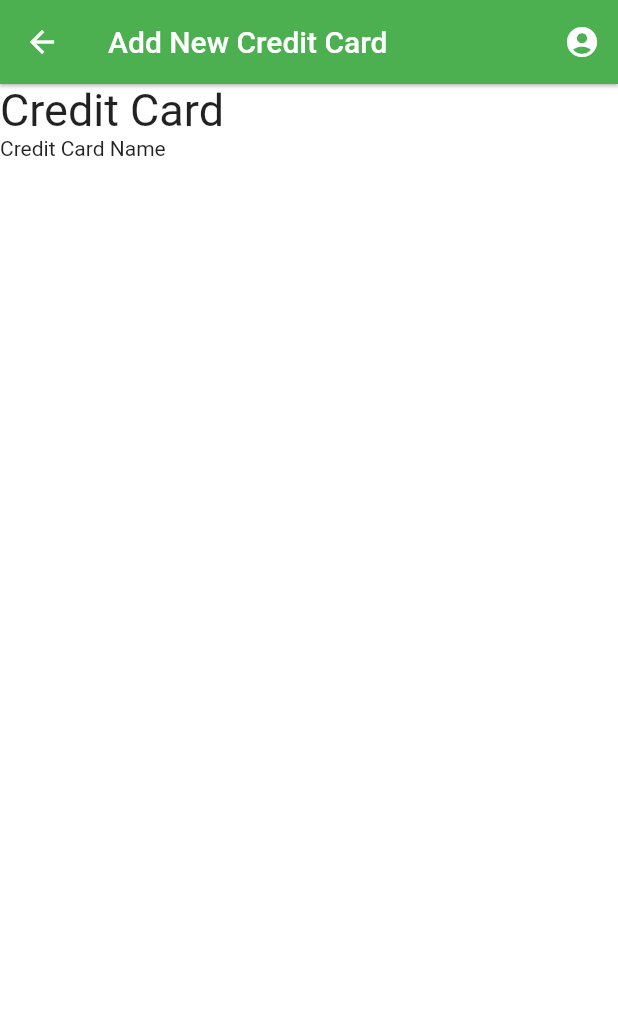
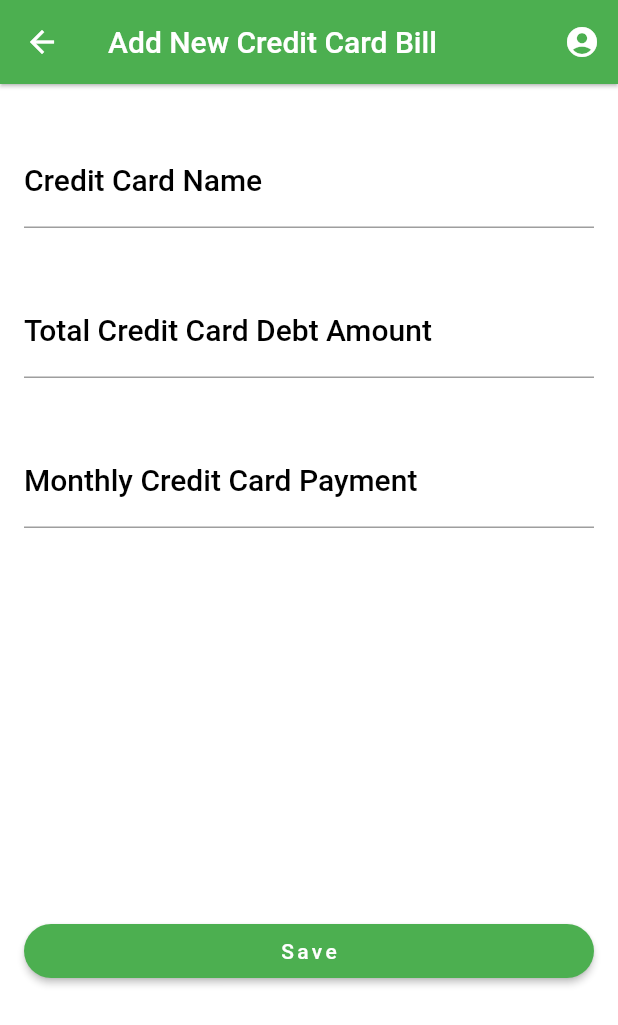
Before and after one commit to Scarlet-V/MyMoneyApp, a Flutter app: the screen it shows after launch, after a tap on "Add new credit card", on a phone screen of 412 x 824 dp. Shown: the top 1025 px of the screen. Run offline on Flutter 3.47's test engine with Material 2 defaults, Android fonts, the phone set to English and light mode, and no system bars; our stand-ins replace image_picker, shared_preferences.

Commit message:
added bills and creditcard classes and now updates the home page when information is taken from add new [item]

```diff
--- a/testing/lib/add_loan_page.dart
+++ b/testing/lib/add_loan_page.dart
@@ -100,10 +100,6 @@ class _AddNewLoanState extends State<AddNewLoan> {
                 borderRadius: BorderRadius.circular(20)),
               onPressed: (){
                 final loan = Loan(_loanNameController.text, _loanAmountController.text, _loanMonthlyController.text);
-               /* var route = new MaterialPageRoute(
-                    builder: (BuildContext context) => new HomePage(value: , totalloanamount: , loanmonthlypayment: ),
-                      //billname: _billNameController.text, totalbillamount: _billAmountController.text, billmonthlypayment: _billMonthlyController.text,),
-                );*/
                 Navigator.of(context).pop(loan);
                 },
           ),
@@ -139,33 +135,4 @@ class _AddNewLoanState extends State<AddNewLoan> {
     );
   }
 
-  Widget _loanInformationForm(){
-    return Column(
-      children: [
-        Text("New Loan",
-            style: Theme.of(context).textTheme.headline4),
-        Padding(
-          padding: const EdgeInsets.only(bottom: 10.0, left:30.0, right: 30.0),
-          child: TextField(
-            decoration: InputDecoration(
-              helperText: 'Loan Name',
-            ),
-            maxLines: null,
-            keyboardType: TextInputType.multiline,
-            controller: _loanNameController,
-          ),
-        ),
-        ElevatedButton(
-            onPressed: (){
-              setState(() {
-               // _answer = _getAnswer();
-              }
-              );
-            },
-            child: Text("Save"),
-    ),
-        //_questionAndAnswer()
-      ],
-    );
-  }
 }
--- a/testing/lib/add_new_bill.dart
+++ b/testing/lib/add_new_bill.dart
@@ -2,12 +2,12 @@ import 'dart:io';
 
 import 'package:flutter/material.dart';
 import 'package:flutter/services.dart';
-import 'package:image_picker/image_picker.dart';
 import 'package:flutter/src/painting/image_provider.dart';
 import 'package:testing/themes.dart';
 import 'package:shared_preferences/shared_preferences.dart';
 import 'main.dart';
-import 'package:testing/add_loan_page.dart';
+import 'models/bills.dart';
+
 
 
 
@@ -18,9 +18,9 @@ class AddNewBill extends StatefulWidget {
 }
 
 class _AddNewBillState extends State<AddNewBill> {
-  //var _billNameController = new TextEditingController();
-  //var _billAmountController = new TextEditingController();
-  //var _billMonthlyController = new TextEditingController();
+  var _billNameController = new TextEditingController();
+  var _billAmountController = new TextEditingController();
+  var _billMonthlyController = new TextEditingController();
 
   @override
   Widget build(BuildContext context) {
@@ -30,7 +30,6 @@ class _AddNewBillState extends State<AddNewBill> {
       darkTheme: MyThemes.darkTheme,
       color: Theme.of(context).primaryColor,
       home: Scaffold(
-        /*
           body: new ListView(
             children: <Widget>[
               SizedBox(
@@ -99,15 +98,13 @@ class _AddNewBillState extends State<AddNewBill> {
                   shape: RoundedRectangleBorder(
                       borderRadius: BorderRadius.circular(20)),
                   onPressed: (){
-                    // var route = new MaterialPageRoute(
-                    // builder: (BuildContext context) => new HomePage(value: _loanNameController.text, totalloanamount: _loanAmountController.text, loanmonthlypayment: _loanMonthlyController.text,billname: _billNameController.text, totalbillamount: _billAmountController.text, billmonthlypayment: _billMonthlyController.text,),
-                    );
-                    Navigator.of(context).push(route);
+                    final bill = Bill(_billNameController.text, _billAmountController.text, _billMonthlyController.text);
+                    Navigator.of(context).pop(bill);
                   },
                 ),
               ),
             ],
-          ),*/
+          ),
           appBar: AppBar(
             title: const Text('Add New Bill'),
             backgroundColor: Theme.of(context).appBarTheme.backgroundColor,
--- a/testing/lib/add_new_creditcard.dart
+++ b/testing/lib/add_new_creditcard.dart
@@ -2,10 +2,10 @@ import 'dart:io';
 
 import 'package:flutter/material.dart';
 import 'package:flutter/services.dart';
-import 'package:image_picker/image_picker.dart';
-import 'package:flutter/src/painting/image_provider.dart';
 import 'package:testing/themes.dart';
 import 'package:shared_preferences/shared_preferences.dart';
+
+import 'models/creditcard.dart';
 
 
 
@@ -16,6 +16,9 @@ class AddNewCreditCard extends StatefulWidget {
 }
 
 class _AddNewCreditCardState extends State<AddNewCreditCard> {
+  var _creditcardNameController = new TextEditingController();
+  var _creditcardAmountController = new TextEditingController();
+  var _creditcardMonthlyController = new TextEditingController();
 
   @override
   Widget build(BuildContext context) {
@@ -25,26 +28,83 @@ class _AddNewCreditCardState extends State<AddNewCreditCard> {
       darkTheme: MyThemes.darkTheme,
       color: Theme.of(context).primaryColor,
       home: Scaffold(
-          body: Column(
-            children: [
-              Align(
-                alignment: Alignment.topLeft,
-                child: Text('Credit Card',
-                  style: TextStyle(
-                    fontSize: 30,
-                    //fontWeight: FontWeight.bold,
+          body: new ListView(
+            children: <Widget>[
+              SizedBox(
+                height: 30,
+              ),
+              new ListTile(
+                title: new TextField(
+                  decoration: InputDecoration(
+                    labelText: "Credit Card Name",
+                    labelStyle: TextStyle(
+                        fontSize: 20,
+                        fontWeight: FontWeight.w500,
+                        color: Colors.black
+                    ),
                   ),
+
+                  controller: _creditcardNameController,
                 ),
               ),
-              Align(
-                alignment: Alignment.topLeft,
-                child: Text('Credit Card Name'),
+              SizedBox(
+                height: 30,
               ),
-
+              new ListTile(
+                title: new TextField(
+                  decoration: InputDecoration(
+                      labelText: "Total Credit Card Debt Amount",
+                      labelStyle: TextStyle(
+                          fontSize: 20,
+                          fontWeight: FontWeight.w500,
+                          color: Colors.black
+                      )
+                  ),
+                  controller: _creditcardAmountController,
+                ),
+              ),
+              SizedBox(
+                height: 30,
+              ),
+              new ListTile(
+                title: new TextField(
+                  decoration: InputDecoration(
+                      labelText: "Monthly Credit Card Payment",
+                      labelStyle: TextStyle(
+                          fontSize: 20,
+                          fontWeight: FontWeight.w500,
+                          color: Colors.black
+                      )
+                  ),
+                  controller: _creditcardMonthlyController,
+                ),
+              ),
+              SizedBox(
+                height:250,
+              ),
+              new ListTile(
+                title: new RaisedButton(
+                  child: new Text("Save",
+                    style: TextStyle(
+                        fontSize: 14,
+                        letterSpacing: 2.2,
+                        color: Colors.white),
+                  ),
+                  color: Colors.green,
+                  padding: EdgeInsets.symmetric(horizontal: 50),
+                  elevation: 2,
+                  shape: RoundedRectangleBorder(
+                      borderRadius: BorderRadius.circular(20)),
+                  onPressed: (){
+                    final creditcard = CreditCard(_creditcardNameController.text, _creditcardAmountController.text, _creditcardMonthlyController.text);
+                    Navigator.of(context).pop(creditcard);
+                  },
+                ),
+              ),
             ],
           ),
           appBar: AppBar(
-            title: const Text('Add New Credit Card'),
+            title: const Text('Add New Credit Card Bill'),
             backgroundColor: Theme.of(context).appBarTheme.backgroundColor,
             elevation: 1,
             leading: IconButton(
@@ -71,4 +131,5 @@ class _AddNewCreditCardState extends State<AddNewCreditCard> {
       ),
     );
   }
+
 }
--- a/testing/lib/main.dart
+++ b/testing/lib/main.dart
@@ -1,5 +1,6 @@
 import 'dart:core';
 import 'package:flutter/material.dart';
+import 'package:testing/models/creditcard.dart';
 import 'package:testing/profile_page.dart';
 import 'package:testing/themes.dart';
 import 'package:shared_preferences/shared_preferences.dart';
@@ -7,6 +8,8 @@ import 'package:testing/add_loan_page.dart';
 import 'package:testing/add_new_bill.dart';
 import 'package:testing/add_new_creditcard.dart';
 import 'models/load.dart';
+import 'models/bills.dart';
+import 'models/creditcard.dart';
 
 void main() {
   runApp(
@@ -18,7 +21,6 @@ void main() {
       routes: {
         // When navigating to the "/" route, build the FirstScreen widget.
         '/': (context) => HomePage(),
-        //billname: '', totalbillamount: '', billmonthlypayment: '',
         // When navigating to the "/second" route, build the SecondScreen widget.
         '/second': (context) => EditProfilePage(),
         '/third': (context) => AddNewBill(),
@@ -33,19 +35,28 @@ class HomePage extends StatefulWidget {
   @override
   _HomePageState createState() => _HomePageState();
   HomePage({Key? key}) : super(key: key);
-  //required this.billname, required this.totalbillamount, required this.billmonthlypayment
-  //String billname;
-  //String totalbillamount;
-  //String billmonthlypayment;
+
 
 }
 class _HomePageState extends State<HomePage> {
 
   final List<Loan> loans = [];
+  final List<Bill>  bills= [];
+  final List<CreditCard> creditcards=[];
 
   void addNewLoad(Loan loan){
     setState(() {
       loans.add(loan);
+    });
+  }
+  void addNewBill(Bill bill){
+    setState(() {
+      bills.add(bill);
+    });
+  }
+  void addNewCreditCard(CreditCard creditcard){
+    setState(() {
+      creditcards.add(creditcard);
     });
   }
 
@@ -68,12 +79,25 @@ class _HomePageState extends State<HomePage> {
                 ),
           ),
         ),
-
+            for (final bill in bills)
+              Align(
+                alignment: Alignment.topLeft,
+                child:
+                new Text("${bill.name}: (\u0024${bill.total}) \u0024${bill.monthlyPayment}",
+                  style: TextStyle(
+                    fontSize: 15,
+                    fontWeight: FontWeight.bold,
+                  ),
+                ),
+              ),
             Align(
               alignment: Alignment.topLeft,
               child: TextButton.icon(
-                  onPressed: () {
-                    Navigator.pushNamed(context, '/third');
+                  onPressed: () async {
+                    dynamic bill = await Navigator.pushNamed(context, '/third');
+                    if(bill != null && bill is Bill){
+                      addNewBill(bill);
+                    }
                   },
                   icon: const Icon(
                     Icons.add,
@@ -92,11 +116,25 @@ class _HomePageState extends State<HomePage> {
                 ),
               ),
             ),
+            for (final creditcard in creditcards)
+              Align(
+                alignment: Alignment.topLeft,
+                child:
+                new Text("${creditcard.name}: (\u0024${creditcard.total}) \u0024${creditcard.monthlyPayment}",
+                  style: TextStyle(
+                    fontSize: 15,
+                    fontWeight: FontWeight.bold,
+                  ),
+                ),
+              ),
             Align(
               alignment: Alignment.topLeft,
               child: TextButton.icon(
-                  onPressed: () {
-                    Navigator.pushNamed(context, '/fourth');
+                  onPressed: () async {
+                    dynamic creditcard = await Navigator.pushNamed(context, '/fourth');
+                    if(creditcard != null && creditcard is CreditCard){
+                      addNewCreditCard(creditcard);
+                    }
                   },
                   icon: const Icon(
                     Icons.add,
@@ -110,7 +148,6 @@ class _HomePageState extends State<HomePage> {
               child: Text('Loans',
                 style: TextStyle(
                   fontSize: 30,
-                  //fontWeight: FontWeight.bold,
                   decoration: TextDecoration.underline,
                 ),
               ),
--- /dev/null
+++ b/testing/lib/models/creditcard.dart
@@ -0,0 +1,9 @@
+class CreditCard {
+  final String name;
+  final String total;
+  final String monthlyPayment;
+
+  CreditCard(this.name, this.total, this.monthlyPayment);
+
+
+}
```
